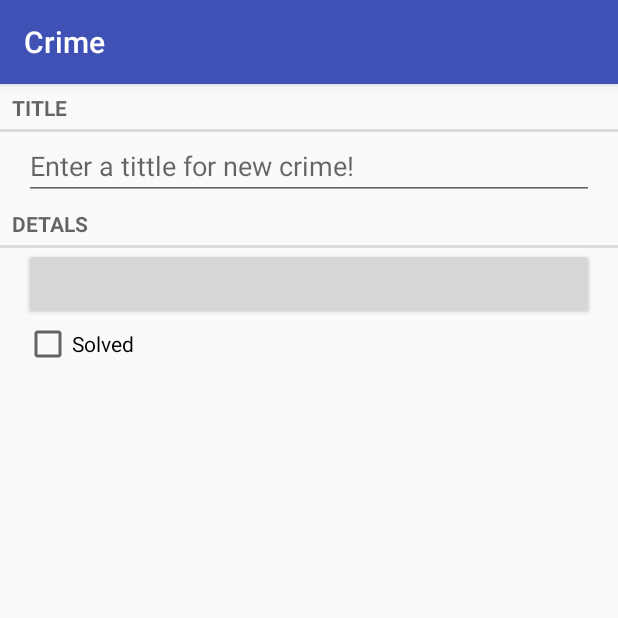
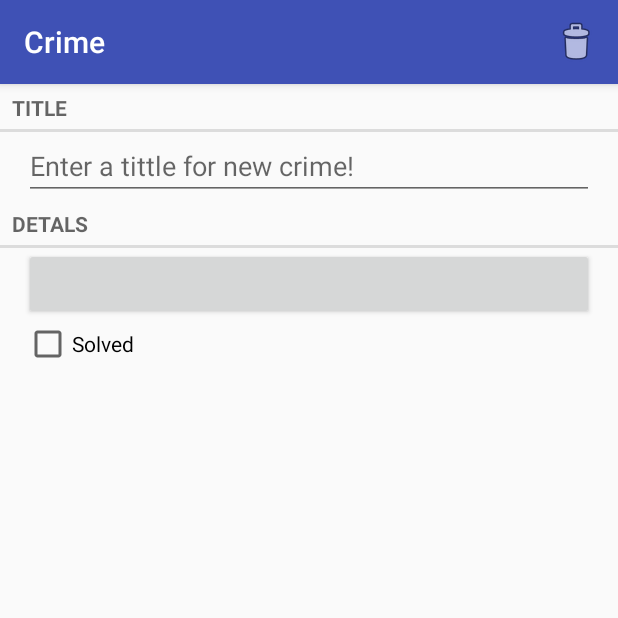
Before and after one commit to abbath0767/CriminalIntent, an Android app: the fragment CrimeFragment placed in its activity, on a phone screen of 412 x 824 dp, the top half of it. Run offline under Robolectric (Android 15) with nearby library versions, the light colour scheme and no system bars; 4 statements that could not run were skipped.

Commit message:
delete in fragment, bug with null crime tittle fixed!

```diff
--- a/app/src/main/java/com/rmr/ngusarov/criminalintent/CrimeFragment.java
+++ b/app/src/main/java/com/rmr/ngusarov/criminalintent/CrimeFragment.java
@@ -10,6 +10,8 @@ import android.text.Editable;
 import android.text.TextWatcher;
 import android.util.Log;
 import android.view.LayoutInflater;
+import android.view.Menu;
+import android.view.MenuInflater;
 import android.view.MenuItem;
 import android.view.View;
 import android.view.ViewGroup;
@@ -127,13 +129,25 @@ public class CrimeFragment extends Fragment {
     }
 
     @Override
+    public void onCreateOptionsMenu(Menu menu, MenuInflater inflater) {
+        super.onCreateOptionsMenu(menu, inflater);
+        inflater.inflate(R.menu.fragment_crime, menu);
+    }
+
+    @Override
     public boolean onOptionsItemSelected(MenuItem item) {
         switch(item.getItemId()) {
             case android.R.id.home:
                 if (NavUtils.getParentActivityName(getActivity()) != null)
                     NavUtils.navigateUpFromSameTask(getActivity());
                 return true;
+            case R.id.menu_item_delete_crime_in_crime:
+                if (NavUtils.getParentActivityName(getActivity()) != null)
+                    NavUtils.navigateUpFromSameTask(getActivity());
 
+                CrimeLab crimeLab = CrimeLab.get(getActivity());
+                crimeLab.deleteCrime(mCrime);
+                return true;
             default:
                 return super.onOptionsItemSelected(item);
         }
--- a/app/src/main/java/com/rmr/ngusarov/criminalintent/CrimeListFragment.java
+++ b/app/src/main/java/com/rmr/ngusarov/criminalintent/CrimeListFragment.java
@@ -73,6 +73,7 @@ public class CrimeListFragment extends ListFragment {
                             for (int i = adapter.getCount() - 1; i >= 0; i--) {
                                 if (getListView().isItemChecked(i)) {
                                     crimeLab.deleteCrime(adapter.getItem(i));
+                                    crimeLab.saveCrimes();
                                 }
                             }
                             mode.finish();
--- /dev/null
+++ b/app/src/main/res/menu/fragment_crime.xml
@@ -0,0 +1,11 @@
+<?xml version="1.0" encoding="utf-8"?>
+<menu
+    xmlns:android="http://schemas.android.com/apk/res/android"
+    xmlns:app="http://schemas.android.com/apk/res-auto">
+
+    <item
+        android:id="@+id/menu_item_delete_crime_in_crime"
+        android:icon="@android:drawable/ic_menu_delete"
+        app:showAsAction="ifRoom|withText"
+        android:title="@string/delete_crime"/>
+</menu>
--- a/app/src/main/res/values/strings.xml
+++ b/app/src/main/res/values/strings.xml
@@ -12,6 +12,6 @@
     <string name="show_subtitle">Show Subtitle</string>
     <string name="hide_subtitle">Hide Subtitle</string>
     <string name="subtitle">If you see something, say something.</string>
-    <string name="delete_crime">Delete</string>
+    <string name="delete_crime">Delete crime</string>
     <string name="empty_list">Crime list is empty. Add new Crimes</string>
 </resources>
```
Also changed, not shown: app/src/main/java/com/rmr/ngusarov/criminalintent/Crime.java (+9 -2 lines).
